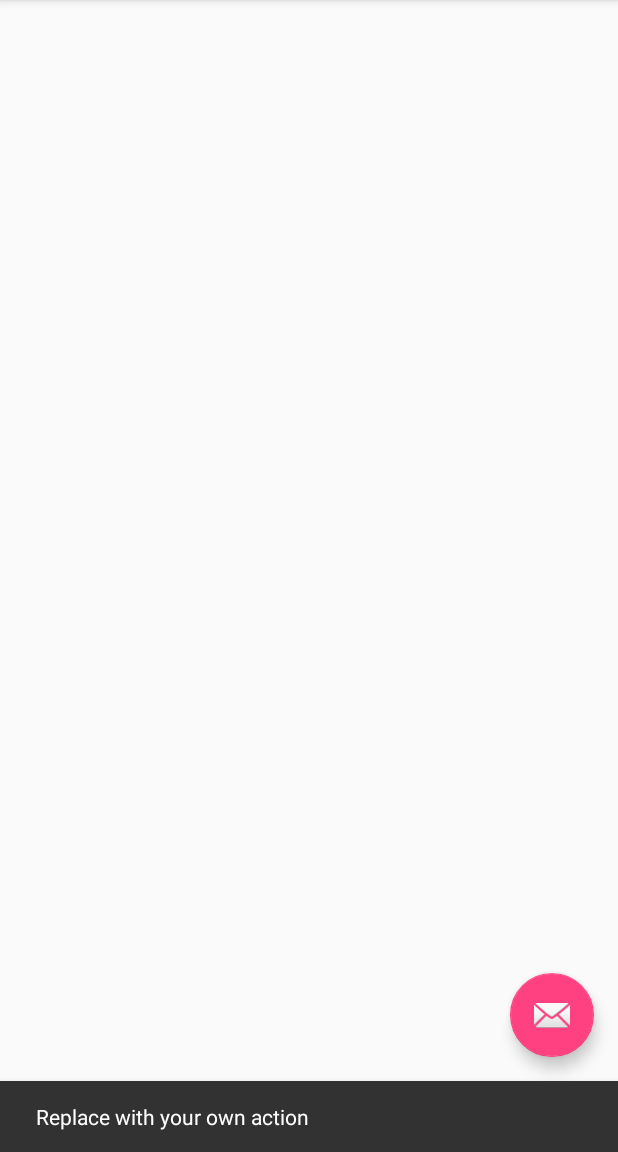
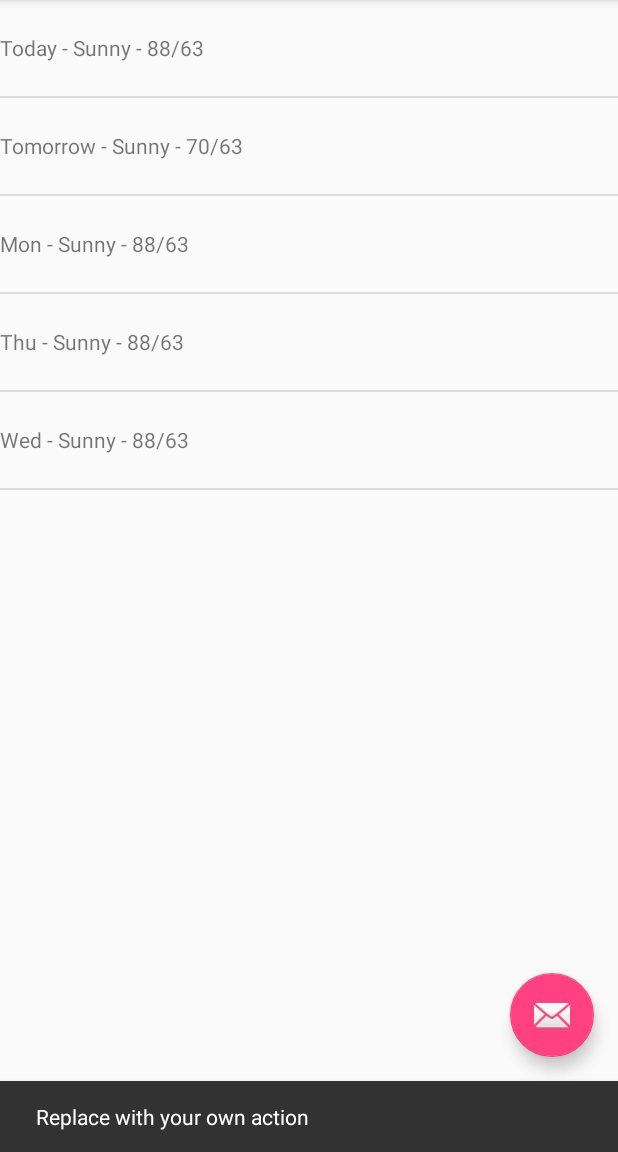
Before and after one commit to ricardogarfe/Sunshine, an Android app: the screen it shows after launch (MainActivity), after a tap on an icon or button, on a phone screen of 412 x 824 dp, the part 84-1236 px from its top. Run offline under Robolectric (Android 15) with nearby library versions, the light colour scheme and no system bars.

Commit message:
[ci  skip] - Adapter to ListView

```diff
--- a/app/src/main/java/com/ricardogarfe/sunshine/app/PlaceholderFragment.java
+++ b/app/src/main/java/com/ricardogarfe/sunshine/app/PlaceholderFragment.java
@@ -5,6 +5,8 @@ import android.os.Bundle;
 import android.view.LayoutInflater;
 import android.view.View;
 import android.view.ViewGroup;
+import android.widget.ArrayAdapter;
+import android.widget.ListView;
 
 import java.util.ArrayList;
 import java.util.List;
@@ -20,13 +22,27 @@ public class PlaceholderFragment extends Fragment {
     @Override
     public View onCreateView(LayoutInflater inflater, ViewGroup container,
                              Bundle savedInstanceState) {
+
+        View rootView = inflater.inflate(R.layout.fragment_main, container, false);
+
         List<String> weatherPrevisions = new ArrayList<>();
         weatherPrevisions.add("Today - Sunny - 88/63");
-        weatherPrevisions.add("Tomorrow - Sunny - 88/63");
+        weatherPrevisions.add("Tomorrow - Sunny - 70/63");
         weatherPrevisions.add("Mon - Sunny - 88/63");
         weatherPrevisions.add("Thu - Sunny - 88/63");
         weatherPrevisions.add("Wed - Sunny - 88/63");
 
-        return inflater.inflate(R.layout.fragment_main, container, false);
+        ArrayAdapter<String> mForecastAdapter =
+                new ArrayAdapter<>(
+                        getActivity(),
+                        R.layout.list_item_forecast,
+                        R.id.list_item_forecast,
+                        weatherPrevisions);
+
+        ListView listView = (ListView) rootView.findViewById(R.id.listview_forecast);
+
+        listView.setAdapter(mForecastAdapter);
+
+        return rootView;
     }
 }
--- a/app/src/main/res/layout/list_item_forecast.xml
+++ b/app/src/main/res/layout/list_item_forecast.xml
@@ -1,7 +1,7 @@
 <?xml version="1.0" encoding="utf-8"?>
 <TextView xmlns:android="http://schemas.android.com/apk/res/android"
     android:id="@+id/list_item_forecast"
-    android:layout_width="wrap_content"
-    android:layout_height="wrap_content"
+    android:layout_width="match_parent"
+    android:layout_height="match_parent"
     android:minHeight="?android:attr/listPreferredItemHeight"
     android:gravity="center_vertical" />
```
